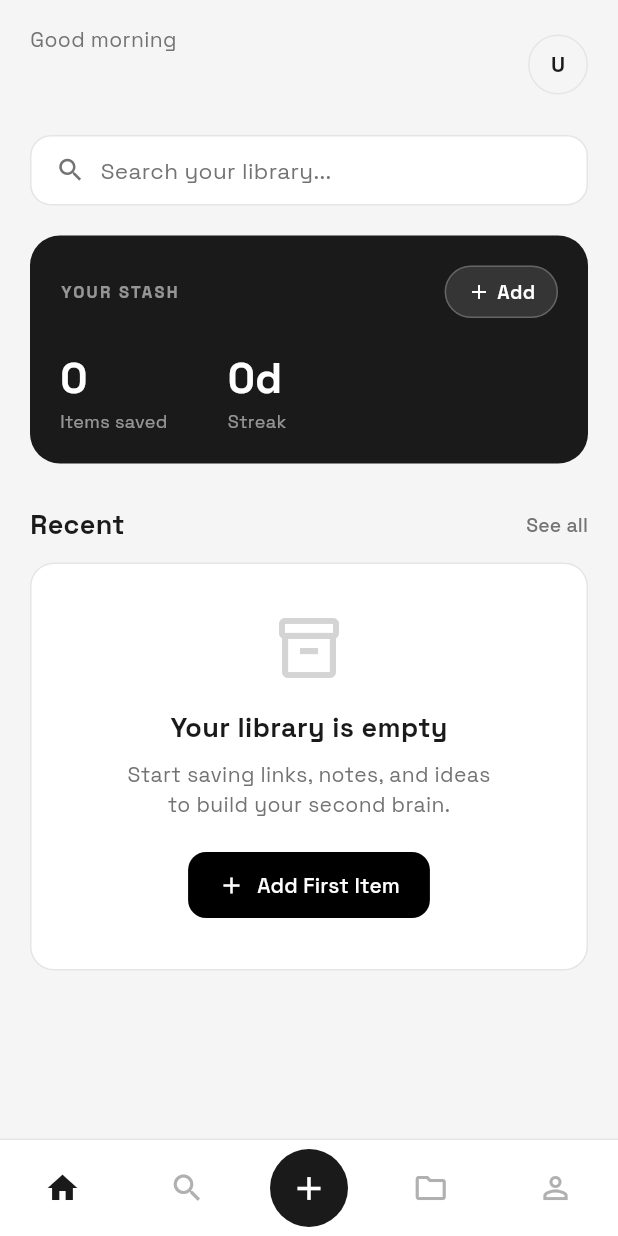
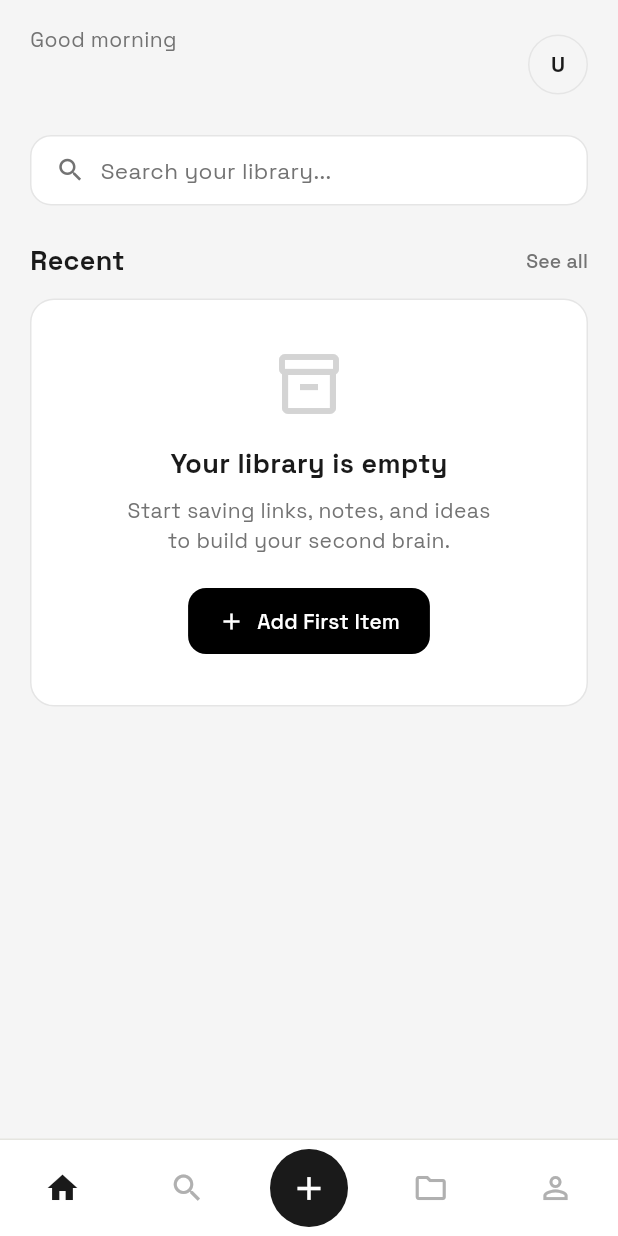
Before and after one commit to naodt1/stashh_app, a Flutter app: the HomeScreen screen opened by its route, on a phone screen of 412 x 824 dp. Run offline on Flutter 3.47's test engine with Material 3 defaults, Android fonts, the phone set to English and light mode, and no system bars; drawn by our look-alikes of flutter_animate; our stand-ins replace cached_network_image, flutter_dotenv, go_router, google_fonts, shared_preferences, smooth_page_indicator and 2 more; missing offline and left inert: receive_sharing_intent, video_thumbnail_plus; accounts and stored records are empty; network calls fail; statements that could not run were skipped.

Commit message:
Redesign item card to left-thumbnail layout; remove YOUR STASH hero
- Card: fixed-size rounded thumbnail (left) + title/subtitle/tags
  (right), platform badge + play overlay on the thumbnail, matches
  the reference mockup; no more full-width banner / tiny-icon split
- Home: removed the "YOUR STASH" hero stats card and its dead widgets
- Cleaned unused _totalCount

Co-Authored-By: Claude Opus 4.7 <noreply@anthropic.com>

```diff
--- a/lib/features/home/home_screen.dart
+++ b/lib/features/home/home_screen.dart
@@ -21,7 +21,6 @@ class _HomeScreenState extends State<HomeScreen> {
   Profile? _profile;
   List<StashItem> _recentItems = [];
   Map<String, int> _typeCounts = {};
-  int _totalCount = 0;
   bool _loading = true;
 
   @override
@@ -59,7 +58,6 @@ class _HomeScreenState extends State<HomeScreen> {
           _profile = profile;
           _recentItems = recent;
           _typeCounts = counts;
-          _totalCount = all.length;
           _loading = false;
         });
       }
@@ -222,16 +220,7 @@ class _HomeScreenState extends State<HomeScreen> {
                         ),
                       ).animate().fadeIn(delay: 100.ms),
 
-                      const SizedBox(height: 20),
-
-                      // Hero stats card
-                      _HeroCard(
-                        totalCount: _totalCount,
-                        streakDays: _profile?.streakDays ?? 0,
-                        onAddTap: _openAdd,
-                      ).animate().fadeIn(delay: 150.ms).slideY(begin: 0.1),
-
-                      const SizedBox(height: 28),
+                      const SizedBox(height: 24),
 
                       // Section header: Recent
                       Row(
@@ -377,115 +366,6 @@ class _HomeScreenState extends State<HomeScreen> {
           ],
         ),
       ),
-    );
-  }
-}
-
-// ── Hero card ────────────────────────────────────────────────────────────────
-
-class _HeroCard extends StatelessWidget {
-  final int totalCount;
-  final int streakDays;
-  final VoidCallback onAddTap;
-
-  const _HeroCard({
-    required this.totalCount,
-    required this.streakDays,
-    required this.onAddTap,
-  });
-
-  @override
-  Widget build(BuildContext context) {
-    return Container(
-      width: double.infinity,
-      padding: const EdgeInsets.all(20),
-      decoration: BoxDecoration(
-        color: const Color(0xFF1A1A1A),
-        borderRadius: BorderRadius.circular(20),
-      ),
-      child: Column(
-        crossAxisAlignment: CrossAxisAlignment.start,
-        children: [
-          Row(
-            children: [
-              Text(
-                'YOUR STASH',
-                style: GoogleFonts.spaceGrotesk(
-                  fontSize: 11,
-                  fontWeight: FontWeight.w700,
-                  color: Colors.white54,
-                  letterSpacing: 1.5,
-                ),
-              ),
-              const Spacer(),
-              GestureDetector(
-                onTap: onAddTap,
-                child: Container(
-                  padding:
-                      const EdgeInsets.symmetric(horizontal: 14, vertical: 7),
-                  decoration: BoxDecoration(
-                    color: Colors.white.withValues(alpha: 0.12),
-                    borderRadius: BorderRadius.circular(20),
-                    border: Border.all(color: Colors.white24),
-                  ),
-                  child: Row(
-                    mainAxisSize: MainAxisSize.min,
-                    children: [
-                      const Icon(Icons.add, color: Colors.white, size: 16),
-                      const SizedBox(width: 4),
-                      Text(
-                        'Add',
-                        style: GoogleFonts.spaceGrotesk(
-                          color: Colors.white,
-                          fontWeight: FontWeight.w600,
-                          fontSize: 13,
-                        ),
-                      ),
-                    ],
-                  ),
-                ),
-              ),
-            ],
-          ),
-          const SizedBox(height: 20),
-          Row(
-            children: [
-              _StatItem(
-                  value: totalCount.toString(), label: 'Items saved'),
-              const SizedBox(width: 40),
-              _StatItem(
-                  value: '${streakDays}d', label: 'Streak'),
-            ],
-          ),
-        ],
-      ),
-    );
-  }
-}
-
-class _StatItem extends StatelessWidget {
-  final String value;
-  final String label;
-  const _StatItem({required this.value, required this.label});
-
-  @override
-  Widget build(BuildContext context) {
-    return Column(
-      crossAxisAlignment: CrossAxisAlignment.start,
-      children: [
-        Text(
-          value,
-          style: GoogleFonts.spaceGrotesk(
-            fontSize: 28,
-            fontWeight: FontWeight.w700,
-            color: Colors.white,
-          ),
-        ),
-        Text(
-          label,
-          style: const TextStyle(color: Colors.white54, fontSize: 12),
-        ),
-      ],
     );
   }
 }
```
Also changed, not shown: lib/features/shared/stash_item_card.dart (+141 -133 lines).
